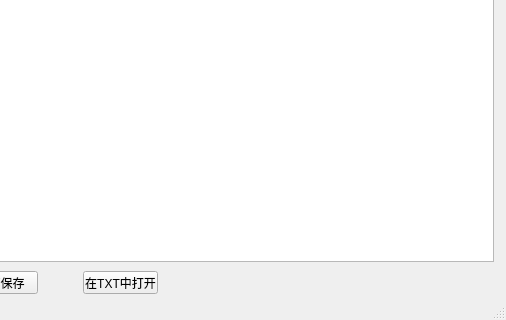
Old version of the form ui/syslog.ui in the repository zhichaoGuo/htek_DR_tool; both pictures show x 427 to 933 and y 129 to 449 of the 933 by 449 pixel window.
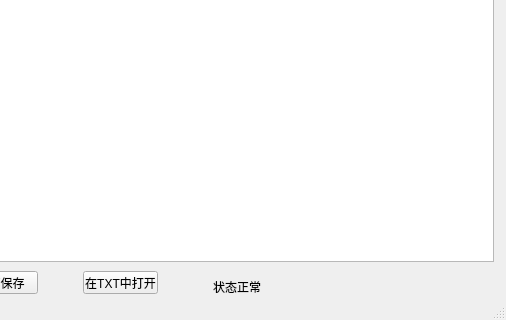
New version of the form.

Commit message: 支持syslog界面保存文件

The edit to the form file:
```diff
--- a/ui/syslog.ui
+++ b/ui/syslog.ui
@@ -76,6 +76,19 @@
      <string>在TXT中打开</string>
     </property>
    </widget>
+   <widget class="QLabel" name="syslog_lab_state">
+    <property name="geometry">
+     <rect>
+      <x>640</x>
+      <y>410</y>
+      <width>54</width>
+      <height>12</height>
+     </rect>
+    </property>
+    <property name="text">
+     <string>状态正常</string>
+    </property>
+   </widget>
   </widget>
   <widget class="QStatusBar" name="statusbar"/>
  </widget>
```
Left out of the diff: 2 changed lines with no effect on the pictures. The commit also changes 3 other files.
